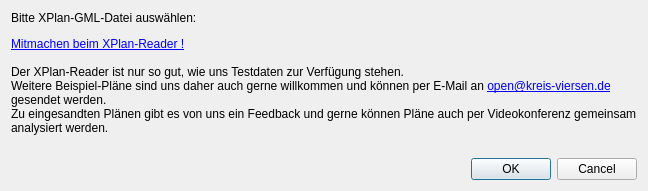
Qt form xplan_reader.ui (kreis-viersen/xplan-reader) before a commit.
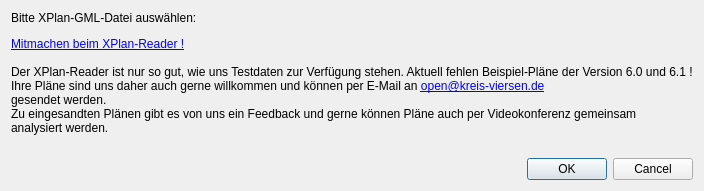
The same form after that commit. Custom widgets are drawn as their Qt base class.

Diff of the .ui file:
```diff
--- a/xplan_reader.ui
+++ b/xplan_reader.ui
@@ -45,7 +45,7 @@
      <item>
       <widget class="QLabel" name="label">
        <property name="text">
-        <string>&lt;a href=&quot;https://github.com/kreis-viersen/xplan-reader/blob/main/README.md#mitmachen-beim-xplan-reader&quot;&gt;Mitmachen beim XPlan-Reader !&lt;/a&gt;&lt;br&gt;&lt;br&gt;Der XPlan-Reader ist nur so gut, wie uns Testdaten zur Verfügung stehen. &lt;br&gt;Weitere Beispiel-Pläne sind uns daher auch gerne willkommen und können per E-Mail an &lt;a href=&quot;mailto:open@kreis-viersen.de?subject=xplan-reader&quot;&gt;open@kreis-viersen.de&lt;/a&gt;&lt;br&gt;gesendet werden.&lt;br&gt;Zu eingesandten Plänen gibt es von uns ein Feedback und gerne können Pläne auch per Videokonferenz gemeinsam&lt;br&gt;analysiert werden.</string>
+        <string>&lt;a href=&quot;https://github.com/kreis-viersen/xplan-reader/blob/main/README.md#mitmachen-beim-xplan-reader&quot;&gt;Mitmachen beim XPlan-Reader !&lt;/a&gt;&lt;br&gt;&lt;br&gt;Der XPlan-Reader ist nur so gut, wie uns Testdaten zur Verfügung stehen. Aktuell fehlen Beispiel-Pläne der Version 6.0 und 6.1 !&lt;br&gt;Ihre Pläne sind uns daher auch gerne willkommen und können per E-Mail an &lt;a href=&quot;mailto:open@kreis-viersen.de?subject=xplan-reader&quot;&gt;open@kreis-viersen.de&lt;/a&gt;&lt;br&gt;gesendet werden.&lt;br&gt;Zu eingesandten Plänen gibt es von uns ein Feedback und gerne können Pläne auch per Videokonferenz gemeinsam&lt;br&gt;analysiert werden.</string>
        </property>
        <property name="openExternalLinks">
         <bool>true</bool>
```
